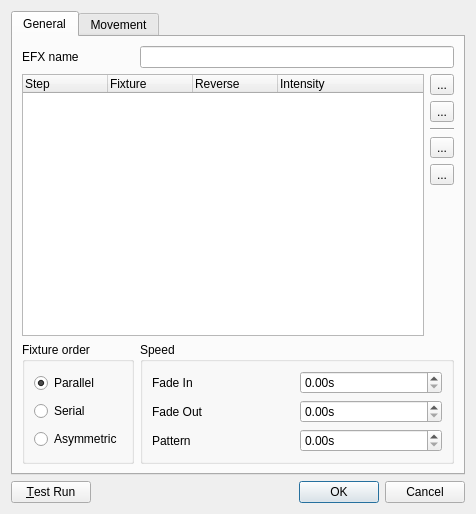
Qt form trunk/ui/src/efxeditor.ui (Bondzio/qlc) before a commit.
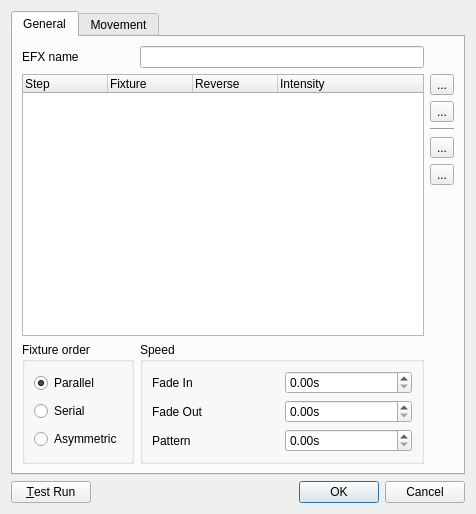
The same form after that commit. Icons and pictures are not drawn.

```diff
--- a/trunk/ui/src/efxeditor.ui
+++ b/trunk/ui/src/efxeditor.ui
@@ -40,7 +40,7 @@
          </property>
         </widget>
        </item>
-       <item row="0" column="1" colspan="2">
+       <item row="0" column="1">
         <widget class="QLineEdit" name="m_nameEdit">
          <property name="toolTip">
           <string>The name of the function being edited</string>
@@ -225,7 +225,7 @@
          </layout>
         </widget>
        </item>
-       <item row="7" column="1" colspan="2">
+       <item row="7" column="1">
         <widget class="QGroupBox" name="m_busGroup">
          <property name="title">
           <string>Speed</string>
```
